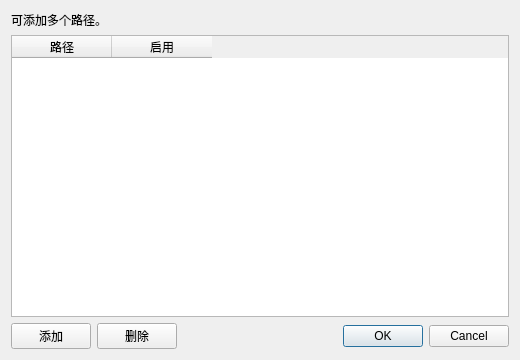
Before: the Qt Designer form pathlistdialog.ui in hanbinhsh/SD-LoRA-Manager, drawn with Qt 5.
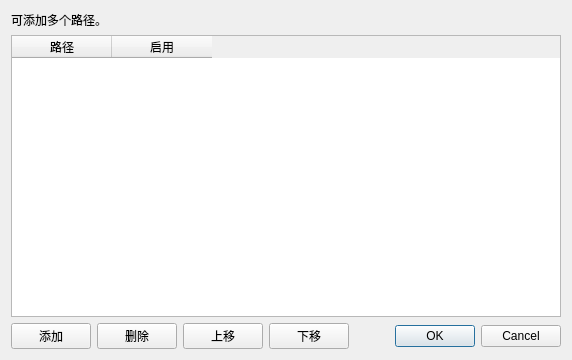
After: the same form once the commit is applied.

```diff
--- a/pathlistdialog.ui
+++ b/pathlistdialog.ui
@@ -55,6 +55,20 @@
        </property>
       </widget>
      </item>
+     <item>
+      <widget class="QPushButton" name="btnMoveUp">
+       <property name="text">
+        <string>上移</string>
+       </property>
+      </widget>
+     </item>
+     <item>
+      <widget class="QPushButton" name="btnMoveDown">
+       <property name="text">
+        <string>下移</string>
+       </property>
+      </widget>
+     </item>
      <item>
       <spacer name="horizontalSpacer">
        <property name="orientation">
```
Left out of the diff: 2 changed lines with no effect on the pictures.
